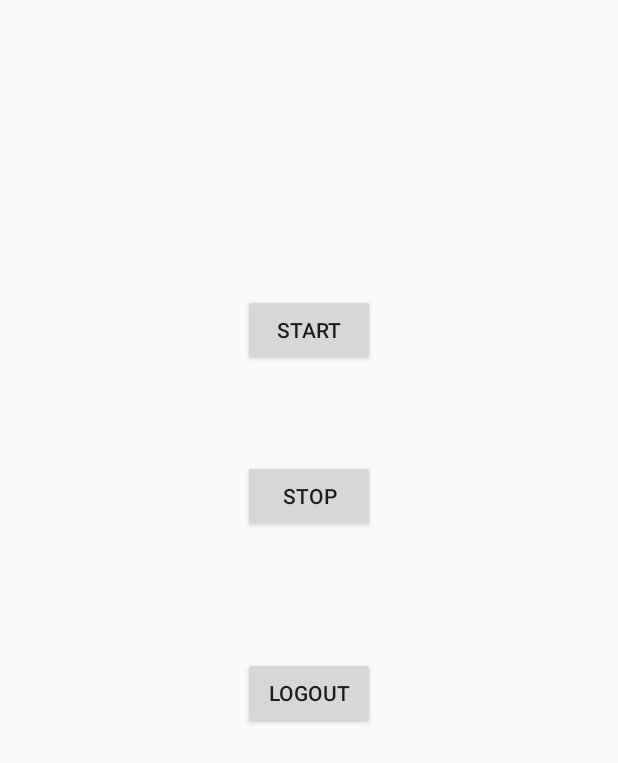
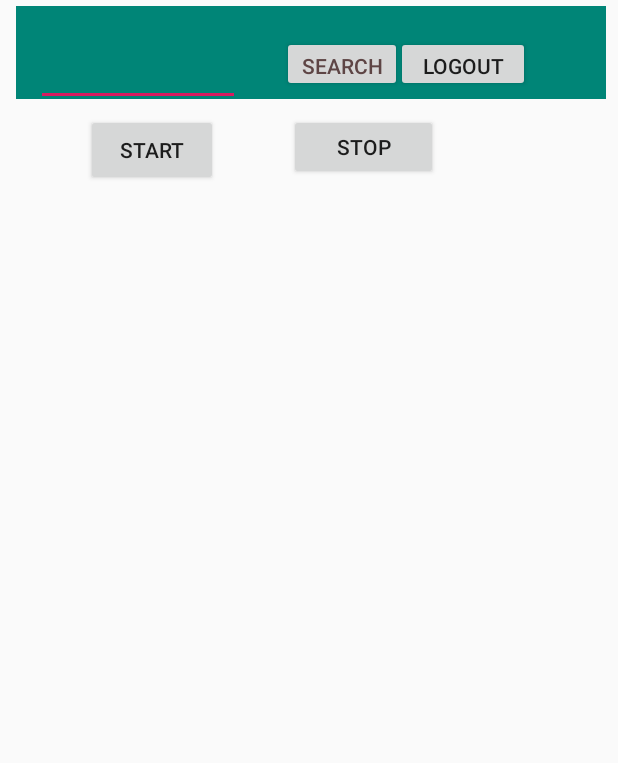
Before and after one commit to AYUSHSUDHAKAR/Notes, an Android app: the MainActivity screen opened directly, with no data from a screen before it, on a phone screen of 412 x 824 dp. Shown: the top 763 px of the screen. Run offline under Robolectric (Android 15) with nearby library versions, the phone set to English and light mode, and no system bars.

Commit message:
30.12.2020 10:09

```diff
--- a/app/src/main/java/com/example/firstapp/DialogActivity.java
+++ b/app/src/main/java/com/example/firstapp/DialogActivity.java
@@ -1,6 +1,5 @@
 package com.example.firstapp;
 
-import androidx.annotation.NonNull;
 import androidx.annotation.Nullable;
 import androidx.annotation.RequiresApi;
 import androidx.appcompat.app.AppCompatActivity;
@@ -8,44 +7,24 @@ import androidx.appcompat.app.AppCompatActivity;
 import android.Manifest;
 import android.app.Activity;
 import android.content.Intent;
-import android.graphics.Bitmap;
 import android.net.Uri;
 import android.os.Build;
 import android.os.Bundle;
-import android.provider.MediaStore;
-import android.text.format.Time;
 import android.view.View;
 import android.widget.ImageButton;
 import android.widget.ImageView;
 import android.widget.Toast;
 
-import com.google.android.gms.tasks.OnFailureListener;
-import com.google.android.gms.tasks.OnSuccessListener;
-//import com.google.firebase.firestore.FirebaseFirestore;
-import com.google.firebase.storage.FirebaseStorage;
-import com.google.mlkit.vision.common.InputImage;
-import com.google.mlkit.vision.text.Text;
 import com.theartofdev.edmodo.cropper.CropImage;
 import com.theartofdev.edmodo.cropper.CropImageView;
-import com.google.firebase.storage.OnProgressListener;
-import com.google.firebase.storage.StorageReference;
-import com.google.firebase.storage.UploadTask;
-import com.google.mlkit.vision.text.TextRecognition;
-import com.google.mlkit.vision.text.TextRecognizer;
 import com.theartofdev.edmodo.cropper.CropOverlayView;
 
 import java.io.File;
-import java.io.IOException;
 
 public class DialogActivity extends AppCompatActivity {
-//    FirebaseFirestore db = FirebaseFirestore.getInstance();
-    ImageButton btBrowse, btReset, btDone;
+    ImageButton btBrowse, btReset;
     ImageView imageView;
     Uri uri;
-    private FirebaseStorage storage;
-    private InputImage image;
-    TextRecognizer recognizer = TextRecognition.getClient();
-    private String text;
 
     @Override
     protected void onCreate(Bundle savedInstanceState) {
@@ -54,10 +33,8 @@ public class DialogActivity extends AppCompatActivity {
         final Uri imageuri = Uri.fromFile(new File(sspath));
         super.onCreate(savedInstanceState);
         setContentView(R.layout.activity_dialog);
-        storage = FirebaseStorage.getInstance();
         btBrowse= findViewById(R.id.bt_edit);
         btReset=findViewById(R.id.bt_reset);
-        btDone=findViewById(R.id.bt_done);
         imageView=findViewById(R.id.image_view);
         imageView.setImageURI(imageuri);
 
@@ -80,12 +57,6 @@ public class DialogActivity extends AppCompatActivity {
                 imageView.setImageBitmap(null);
             }
         });
-        btDone.setOnClickListener(new View.OnClickListener() {
-            @Override
-            public void onClick(View v) {
-                finishAffinity();
-            }
-        });
     }
 
     @RequiresApi(api = Build.VERSION_CODES.M)
@@ -93,34 +64,9 @@ public class DialogActivity extends AppCompatActivity {
     protected void onActivityResult(int requestCode, int resultCode, @Nullable Intent data) {
         if(requestCode==CropImage.CROP_IMAGE_ACTIVITY_REQUEST_CODE){
             CropImage.ActivityResult result= CropImage.getActivityResult(data);
-            imageView.setImageURI(result.getUri());
-            Toast.makeText(this, "Image update Successfully!!!",
-                    Toast.LENGTH_SHORT).show();
-
-            try {
-                image = InputImage.fromFilePath(getBaseContext(), result.getUri());
-            } catch (IOException e) {
-                e.printStackTrace();
-            }
-            recognizer.process(image)
-                    .addOnSuccessListener(
-                            new OnSuccessListener<Text>() {
-                                @Override
-                                public void onSuccess(Text texts) {
-                                    text= texts.getText();
-                                }
-                            })
-                    .addOnFailureListener(
-                            new OnFailureListener() {
-                                @Override
-                                public void onFailure(@NonNull Exception e) {
-                                    // Task failed with an exception
-                                    e.printStackTrace();
-                                }
-                            });
-
-            Toast.makeText(getBaseContext(), "text:"+text, Toast.LENGTH_LONG).show();
-
+                imageView.setImageURI(result.getUri());
+                Toast.makeText(this, "Image update Successfully!!!",
+                        Toast.LENGTH_SHORT).show();
         }
     }
 
--- a/app/src/main/res/layout/activity_dialog.xml
+++ b/app/src/main/res/layout/activity_dialog.xml
@@ -42,16 +42,5 @@
             android:layout_height="80dp"
             android:background="@drawable/bg_round"
             android:src="@drawable/ic_refresh" />
-        <Space
-            android:layout_width="20dp"
-            android:layout_height="wrap_content"
-            android:contentDescription="unknown"/>
-
-        <ImageButton
-            android:id="@+id/bt_done"
-            android:layout_width="80dp"
-            android:layout_height="80dp"
-            android:background="@drawable/bg_round"
-            android:src="@drawable/ic_done" />
     </LinearLayout>
 </LinearLayout>
--- a/app/src/main/res/layout/activity_main.xml
+++ b/app/src/main/res/layout/activity_main.xml
@@ -5,21 +5,6 @@
     android:layout_width="match_parent"
     android:layout_height="match_parent"
     tools:context=".MainActivity">
-
-    <ImageView
-        android:id="@+id/imageview"
-        android:layout_width="match_parent"
-        android:layout_height="match_parent"
-        android:layout_marginStart="24dp"
-        android:layout_marginLeft="24dp"
-        android:layout_marginTop="8dp"
-        android:layout_marginEnd="24dp"
-        android:layout_marginRight="24dp"
-        android:layout_marginBottom="24dp"
-        app:layout_constraintBottom_toBottomOf="parent"
-        app:layout_constraintEnd_toEndOf="parent"
-        app:layout_constraintStart_toStartOf="parent"
-        app:layout_constraintTop_toTopOf="parent" />
 
     <!--    <TextView-->
     <!--        android:id="@+id/messageText3"-->
@@ -103,39 +88,96 @@
     <!--        app:layout_constraintTop_toTopOf="parent"-->
     <!--        app:layout_constraintVertical_bias="0.299" />-->
 
+    <ImageView
+        android:id="@+id/imageview"
+        android:layout_width="409dp"
+        android:layout_height="731dp"
+        android:layout_marginStart="2dp"
+        android:layout_marginBottom="16dp"
+        app:layout_constraintBottom_toBottomOf="parent"
+        app:layout_constraintStart_toStartOf="parent" />
+
     <Button
         android:id="@+id/start"
         android:layout_width="wrap_content"
         android:layout_height="wrap_content"
-        android:layout_marginTop="196dp"
+        android:layout_marginTop="76dp"
         android:text="Start"
         app:layout_constraintEnd_toEndOf="parent"
-        app:layout_constraintHorizontal_bias="0.501"
+        app:layout_constraintHorizontal_bias="0.176"
         app:layout_constraintStart_toStartOf="parent"
         app:layout_constraintTop_toTopOf="parent" />
 
     <Button
         android:id="@+id/stop"
-        android:layout_width="wrap_content"
-        android:layout_height="wrap_content"
-        android:layout_marginTop="60dp"
+        android:layout_width="99dp"
+        android:layout_height="44dp"
+        android:layout_marginStart="47dp"
+        android:layout_marginTop="10dp"
         android:text="Stop"
-        app:layout_constraintBottom_toBottomOf="parent"
-        app:layout_constraintEnd_toEndOf="@+id/start"
-        app:layout_constraintHorizontal_bias="0.0"
-        app:layout_constraintStart_toStartOf="@+id/start"
-        app:layout_constraintTop_toBottomOf="@+id/start"
-        app:layout_constraintVertical_bias="0.005" />
+        app:layout_constraintStart_toEndOf="@+id/start"
+        app:layout_constraintTop_toBottomOf="@+id/toolbar" />
 
     <Button
         android:id="@+id/logout"
-        android:layout_width="wrap_content"
-        android:layout_height="wrap_content"
-        android:text="Logout"
-        app:layout_constraintBottom_toBottomOf="@+id/imageview"
-        app:layout_constraintEnd_toEndOf="@+id/stop"
-        app:layout_constraintHorizontal_bias="0.0"
-        app:layout_constraintStart_toStartOf="@+id/stop"
-        app:layout_constraintTop_toBottomOf="@+id/stop"
-        app:layout_constraintVertical_bias="0.209" />
+        android:layout_width="89dp"
+        android:layout_height="37dp"
+        android:layout_marginStart="264dp"
+        android:layout_marginTop="24dp"
+        android:text="@string/logout"
+        app:layout_constraintStart_toStartOf="parent"
+        app:layout_constraintTop_toTopOf="parent" />
+
+    <androidx.appcompat.widget.Toolbar
+        android:id="@+id/toolbar"
+        android:layout_width="393dp"
+        android:layout_height="62dp"
+        android:layout_marginTop="4dp"
+        android:layout_marginEnd="8dp"
+        android:background="?attr/colorPrimary"
+        android:minHeight="?attr/actionBarSize"
+        android:theme="?attr/actionBarTheme"
+        app:layout_constraintEnd_toEndOf="parent"
+        app:layout_constraintTop_toTopOf="parent" />
+
+    <com.google.android.material.textfield.TextInputLayout
+        android:layout_width="159dp"
+        android:layout_height="50dp"
+        android:layout_marginStart="24dp"
+        android:layout_marginTop="15dp"
+        android:visibility="visible"
+        app:boxBackgroundColor="#1C5E58"
+        app:boxBackgroundMode="outline"
+        app:helperText="keyword"
+        app:layout_constraintStart_toStartOf="parent"
+        app:layout_constraintTop_toTopOf="parent"
+        tools:visibility="visible">
+
+        <com.google.android.material.textfield.TextInputEditText
+            android:layout_width="136dp"
+            android:layout_height="50dp"
+            android:textSize="18sp" />
+    </com.google.android.material.textfield.TextInputLayout>
+
+    <Button
+        android:id="@+id/button"
+        android:layout_width="80dp"
+        android:layout_height="37dp"
+        android:layout_marginTop="24dp"
+        android:layout_marginEnd="144dp"
+        android:text="Search"
+        android:textColor="#5E4545"
+        app:layout_constraintEnd_toEndOf="parent"
+        app:layout_constraintTop_toTopOf="parent" />
+
+    <ImageView
+        android:id="@+id/imageView"
+        android:layout_width="237dp"
+        android:layout_height="211dp"
+        android:layout_marginStart="50dp"
+        android:layout_marginTop="192dp"
+        app:layout_constraintStart_toStartOf="@+id/imageview"
+        app:layout_constraintTop_toTopOf="@+id/imageview"
+        tools:srcCompat="@tools:sample/backgrounds/scenic" />
+
 </androidx.constraintlayout.widget.ConstraintLayout>
--- a/app/src/main/res/values/strings.xml
+++ b/app/src/main/res/values/strings.xml
@@ -9,4 +9,5 @@
     <string name="invalid_username">Not a valid username</string>
     <string name="invalid_password">Password must be >5 characters</string>
     <string name="login_failed">"Login failed"</string>
+    <string name="logout">Logout</string>
 </resources>
```
